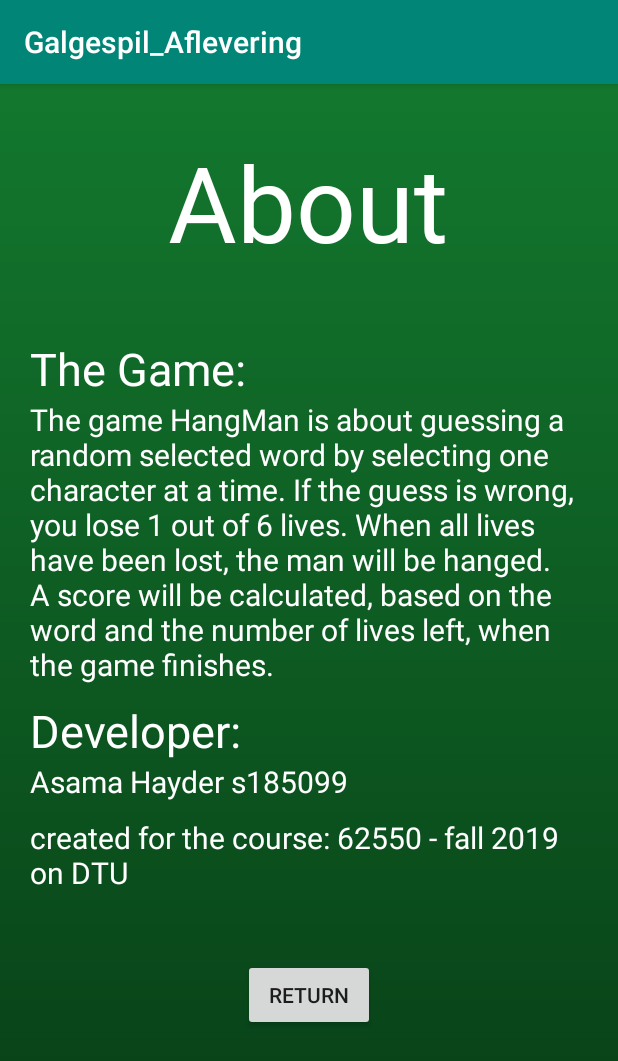
After one commit to asamahayder/Galgespil_Aflevering, an Android app: the AboutActivity screen opened directly, with no data from a screen before it, on a phone screen of 412 x 824 dp. The commit adds this screen. Shown: the top 1061 px of the screen. Run offline under Robolectric (Android 15) with nearby library versions, the phone set to English and light mode, and no system bars.

Commit message:
lavede en about page

```diff
--- a/src/main/AndroidManifest.xml
+++ b/src/main/AndroidManifest.xml
@@ -11,7 +11,8 @@
         android:roundIcon="@mipmap/ic_launcher_round"
         android:supportsRtl="true"
         android:theme="@style/AppTheme">
-        <activity android:name=".ScoreActivity"></activity>
+        <activity android:name=".AboutActivity"></activity>
+        <activity android:name=".ScoreActivity" />
         <activity
             android:name=".Gameactivity"
             android:screenOrientation="portrait" />
--- /dev/null
+++ b/src/main/java/com/example/galgespil_aflevering/AboutActivity.java
@@ -0,0 +1,29 @@
+package com.example.galgespil_aflevering;
+
+import androidx.appcompat.app.AppCompatActivity;
+
+import android.os.Bundle;
+import android.view.View;
+import android.widget.Button;
+
+public class AboutActivity extends AppCompatActivity implements View.OnClickListener {
+
+    Button returnButton;
+
+    @Override
+    protected void onCreate(Bundle savedInstanceState) {
+        super.onCreate(savedInstanceState);
+        setContentView(R.layout.activity_about);
+
+        returnButton = findViewById(R.id.returnButton);
+        returnButton.setOnClickListener(this);
+
+    }
+
+    @Override
+    public void onClick(View v) {
+        if (v == returnButton){
+            finish();
+        }
+    }
+}
--- a/src/main/java/com/example/galgespil_aflevering/HentOrdFraArkTask.java
+++ b/src/main/java/com/example/galgespil_aflevering/HentOrdFraArkTask.java
@@ -49,7 +49,7 @@ public class HentOrdFraArkTask extends AsyncTask<String, String, Exception> {
     @Override
     protected Exception doInBackground(String... strings) {
         try {
-            spil.hentOrdFraRegneark(strings[0]);
+            spil.hentOrdFraEgetRegneark(strings[0]);
             spil.nulstil();
             System.out.println(spil.getMuligeOrd());
         } catch (Exception e) {
--- a/src/main/java/com/example/galgespil_aflevering/MainActivity.java
+++ b/src/main/java/com/example/galgespil_aflevering/MainActivity.java
@@ -50,7 +50,10 @@ public class MainActivity extends AppCompatActivity implements View.OnClickListe
             intent.putExtra("mode", "3");
             startActivity(intent);
         }else if (v == gitHubImage){
-            Intent intent = new Intent(Intent.ACTION_VIEW, Uri.parse("github.com"));
+            Intent intent = new Intent(Intent.ACTION_VIEW, Uri.parse("https://github.com/asamahayder/Galgespil_Aflevering"));
+            startActivity(intent);
+        }else if (v == questionImage){
+            Intent intent = new Intent(this, AboutActivity.class);
             startActivity(intent);
         }
 
--- /dev/null
+++ b/src/main/res/layout/activity_about.xml
@@ -0,0 +1,88 @@
+<?xml version="1.0" encoding="utf-8"?>
+<androidx.constraintlayout.widget.ConstraintLayout xmlns:android="http://schemas.android.com/apk/res/android"
+    xmlns:app="http://schemas.android.com/apk/res-auto"
+    xmlns:tools="http://schemas.android.com/tools"
+    android:layout_width="match_parent"
+    android:layout_height="match_parent"
+    android:background="@drawable/background_gradient"
+    tools:context=".AboutActivity">
+
+    <TextView
+        android:id="@+id/aboutTitle"
+        android:layout_width="wrap_content"
+        android:layout_height="wrap_content"
+        android:layout_marginTop="32dp"
+        android:fontFamily="@font/dk_crayon_crumble"
+        android:text="@string/aboutTitle"
+        android:textColor="@color/white"
+        android:textSize="70sp"
+        app:layout_constraintEnd_toEndOf="parent"
+        app:layout_constraintHorizontal_bias="0.498"
+        app:layout_constraintStart_toStartOf="parent"
+        app:layout_constraintTop_toTopOf="parent" />
+
+    <Button
+        android:id="@+id/returnButton"
+        android:layout_width="wrap_content"
+        android:layout_height="wrap_content"
+        android:layout_marginTop="24dp"
+        android:text="@string/goBack"
+        app:layout_constraintEnd_toEndOf="parent"
+        app:layout_constraintStart_toStartOf="parent"
+        app:layout_constraintTop_toBottomOf="@+id/linearLayout5" />
+
+    <LinearLayout
+        android:id="@+id/linearLayout5"
+        android:layout_width="match_parent"
+        android:layout_height="wrap_content"
+        android:layout_marginTop="24dp"
+        android:orientation="vertical"
+        android:padding="20dp"
+        app:layout_constraintTop_toBottomOf="@+id/aboutTitle"
+        tools:layout_editor_absoluteX="0dp">
+
+        <TextView
+            android:id="@+id/theGame"
+            android:layout_width="match_parent"
+            android:layout_height="wrap_content"
+            android:text="@string/theGame"
+            android:textColor="@color/white"
+            android:textSize="30sp" />
+
+        <TextView
+            android:id="@+id/theGameExplanation"
+            android:layout_width="match_parent"
+            android:layout_height="wrap_content"
+            android:text="@string/theGameExplanation"
+            android:textColor="@color/white"
+            android:textSize="20sp" />
+
+        <TextView
+            android:id="@+id/devTitle"
+            android:layout_width="match_parent"
+            android:layout_height="wrap_content"
+            android:layout_marginTop="10dp"
+            android:text="@string/DevTitle"
+            android:textColor="@color/white"
+            android:textSize="30sp" />
+
+        <TextView
+            android:id="@+id/devName"
+            android:layout_width="match_parent"
+            android:layout_height="wrap_content"
+            android:text="@string/DevName"
+            android:textColor="@color/white"
+            android:textSize="20sp" />
+
+        <TextView
+            android:id="@+id/course"
+            android:layout_width="match_parent"
+            android:layout_height="wrap_content"
+            android:layout_marginTop="10dp"
+            android:text="@string/course"
+            android:textColor="@color/white"
+            android:textSize="20sp" />
+
+    </LinearLayout>
+
+</androidx.constraintlayout.widget.ConstraintLayout>
--- a/src/main/res/values/strings.xml
+++ b/src/main/res/values/strings.xml
@@ -9,7 +9,13 @@
     <string name="ventVenligst">Vent venligst</string>
     <string name="statusLost">YOU DIED</string>
     <string name="statusWon">You won!</string>
-
+    <string name="aboutTitle">About</string>
+    <string name="theGame">The Game:</string>
+    <string name="theGameExplanation">The game HangMan is about guessing a random selected word by selecting one character at a time. If the guess is wrong, you lose 1 out of 6 lives. When all lives have been lost, the man will be hanged. A score will be calculated, based on the word and the number of lives left, when the game finishes.</string>
+    <string name="DevTitle">Developer:</string>
+    <string name="DevName">Asama Hayder s185099</string>
+    <string name="course">created for the course: 62550 - fall 2019 on DTU</string>
+    <string name="goBack"> Return</string>
 
 
 </resources>
```
Also changed, not shown: src/main/java/com/example/galgespil_aflevering/Galgelogik.java (+27 -0 lines), src/main/res/layout/activity_main.xml (+31 -44 lines).
